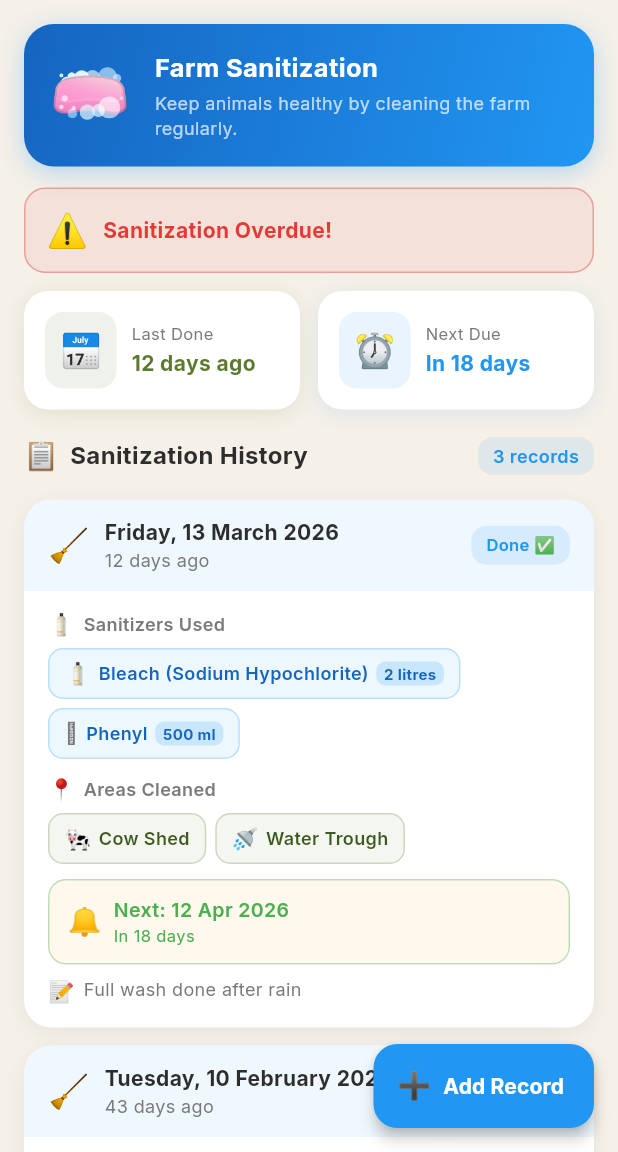
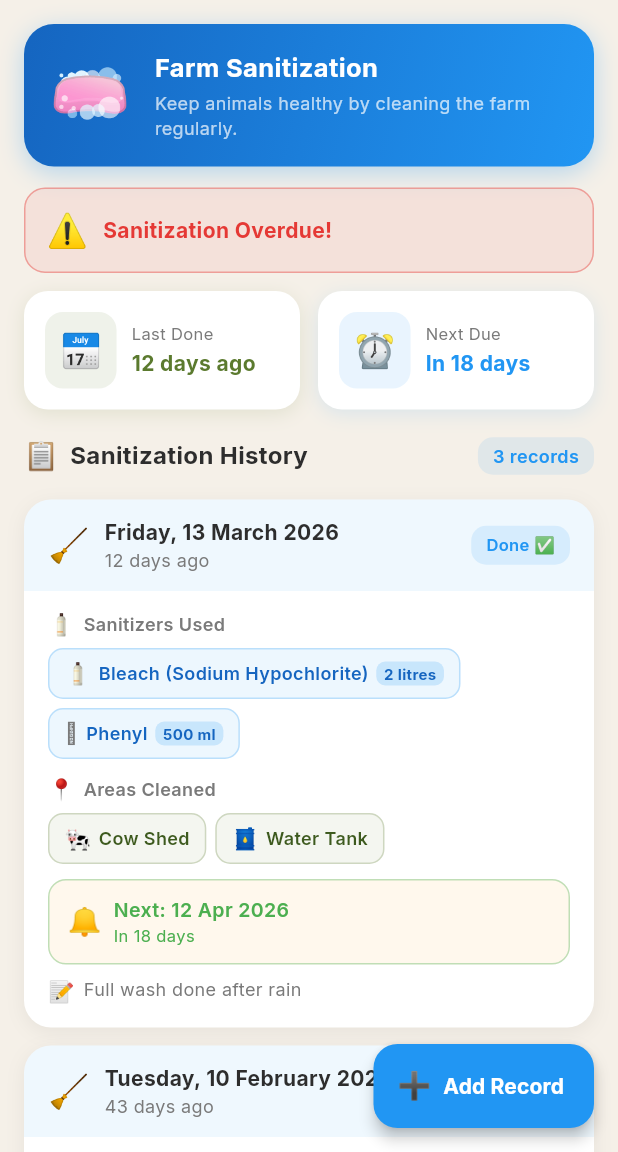
Before and after one commit to ashishsrivastava14/RumenoApp, a Flutter app: the FarmSanitizationScreen screen opened by its route, on a phone screen of 412 x 824 dp, the part 84-1236 px from its top. Run offline on Flutter 3.47's test engine with Material 3 defaults, Android fonts, the phone set to English and light mode, and no system bars; our stand-ins replace fl_chart, go_router, google_fonts, image_picker, qr_flutter, shared_preferences and 1 more; missing offline and left inert: home_widget, mobile_scanner; accounts and stored records are empty.

Commit message:
fix: correct sanitizer option emojis and update area names in sanitization records

```diff
--- a/rumeno_app/lib/screens/farmer/more/farm_sanitization_screen.dart
+++ b/rumeno_app/lib/screens/farmer/more/farm_sanitization_screen.dart
@@ -37,11 +37,11 @@ class _Option {
 const List<_Option> _sanitizerOptions = [
   _Option('🧴', 'Bleach (Sodium Hypochlorite)'),
   _Option('🫧', 'Phenyl'),
-  _Option('�', 'Iodine Solution'),
-  _Option('⬜', 'Quicklime (Chuna)'),
+  _Option('\u{1FA78}', 'Iodine Solution'),
+  _Option('🪨', 'Quicklime (Chuna)'),
   _Option('🧪', 'Formalin'),
   _Option('🟣', 'Potassium Permanganate'),
-  _Option('💧', 'Hydrogen Peroxide'),
+  _Option('🫙', 'Hydrogen Peroxide'),
   _Option('🔹', 'Others'),
 ];
 
@@ -50,8 +50,7 @@ const List<_Option> _areaOptions = [
   _Option('🐄', 'Cow Shed'),
   _Option('🐐', 'Goat Pen'),
   _Option('🐷', 'Pig Pen'),
-  _Option('🐔', 'Poultry Area'),
-  _Option('🚿', 'Water Trough'),
+  _Option('\u{1F6E2}\u{FE0F}', 'Water Tank'),
   _Option('🌾', 'Feed Storage'),
   _Option('🚪', 'Entry Gate'),
 ];
@@ -65,7 +64,7 @@ final List<SanitizationRecord> _mockSanitizationRecords = [
     sanitizerNames: ['Bleach (Sodium Hypochlorite)', 'Phenyl'],
     sanitizerQuantities: {'Bleach (Sodium Hypochlorite)': '2 litres', 'Phenyl': '500 ml'},
     nextDate: DateTime.now().add(const Duration(days: 18)),
-    areas: ['Cow Shed', 'Water Trough'],
+    areas: ['Cow Shed', 'Water Tank'],
     notes: 'Full wash done after rain',
   ),
   SanitizationRecord(
```
